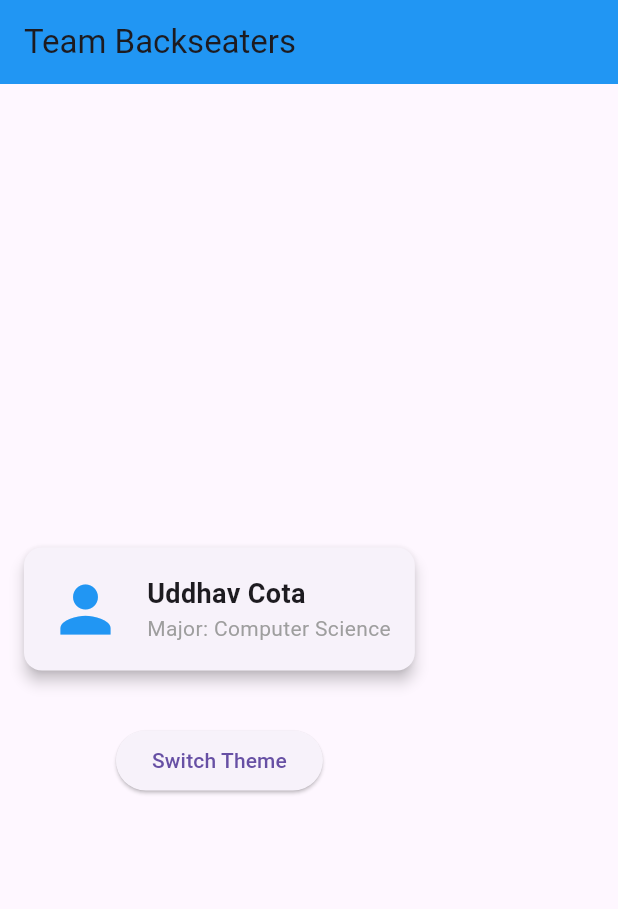
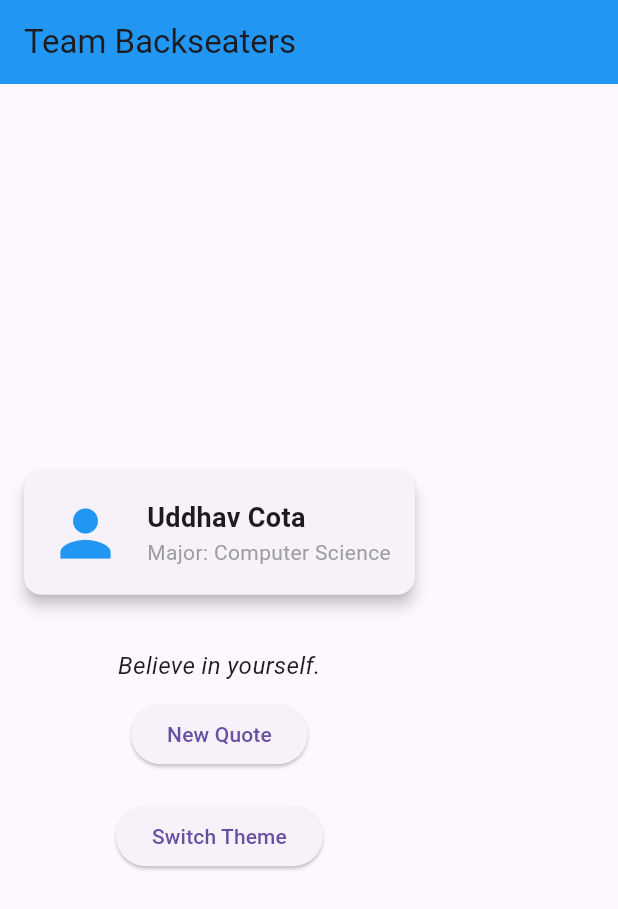
Before and after one commit to Uvvi2004/team_app_backseaters, a Flutter app: the screen it shows after launch, on a phone screen of 412 x 824 dp. Shown: the top 909 px of the screen. Run offline on Flutter 3.47's test engine with Material 3 defaults, Android fonts, the light colour scheme and no system bars.

```diff
--- a/lib/main.dart
+++ b/lib/main.dart
@@ -1,3 +1,4 @@
+import 'dart:math';
 import 'package:flutter/material.dart';
 
 void main() {
@@ -26,6 +27,17 @@ class HomePage extends StatefulWidget {
 class _HomePageState extends State<HomePage> {
   bool isBlueTheme = true;
 
+
+  final List<String> quotes = [
+    "Believe in yourself.",
+    "Small progress is still progress.",
+    "Rome wasnt built in one day" ,
+    "Shrimp that fell asleep get taken by the current"
+  ];
+
+  String currentQuote = "Believe in yourself.";
+  final Random random = Random();
+
   @override
   Widget build(BuildContext context) {
     return Scaffold(
@@ -38,6 +50,31 @@ class _HomePageState extends State<HomePage> {
         children: [
           const ProfileCard(),
           const SizedBox(height: 20),
+
+          // ✅ Quote display
+          Text(
+            currentQuote,
+            textAlign: TextAlign.center,
+            style: const TextStyle(
+              fontSize: 16,
+              fontStyle: FontStyle.italic,
+            ),
+          ),
+          const SizedBox(height: 10),
+
+          // ✅ Button to rotate quotes
+          ElevatedButton(
+            onPressed: () {
+              setState(() {
+                currentQuote = quotes[random.nextInt(quotes.length)];
+              });
+            },
+            child: const Text('New Quote'),
+          ),
+
+          const SizedBox(height: 20),
+
+          // ✅ Theme switch button
           ElevatedButton(
             onPressed: () {
               setState(() {
```
Also changed, not shown: flutter_01.png (added).
